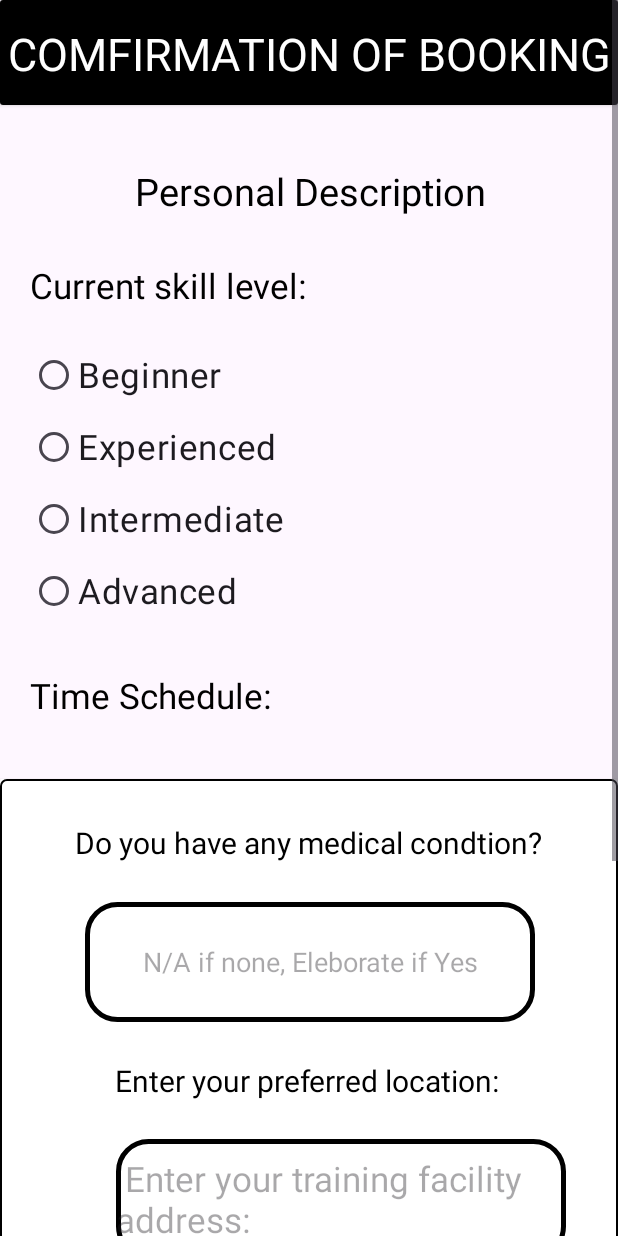
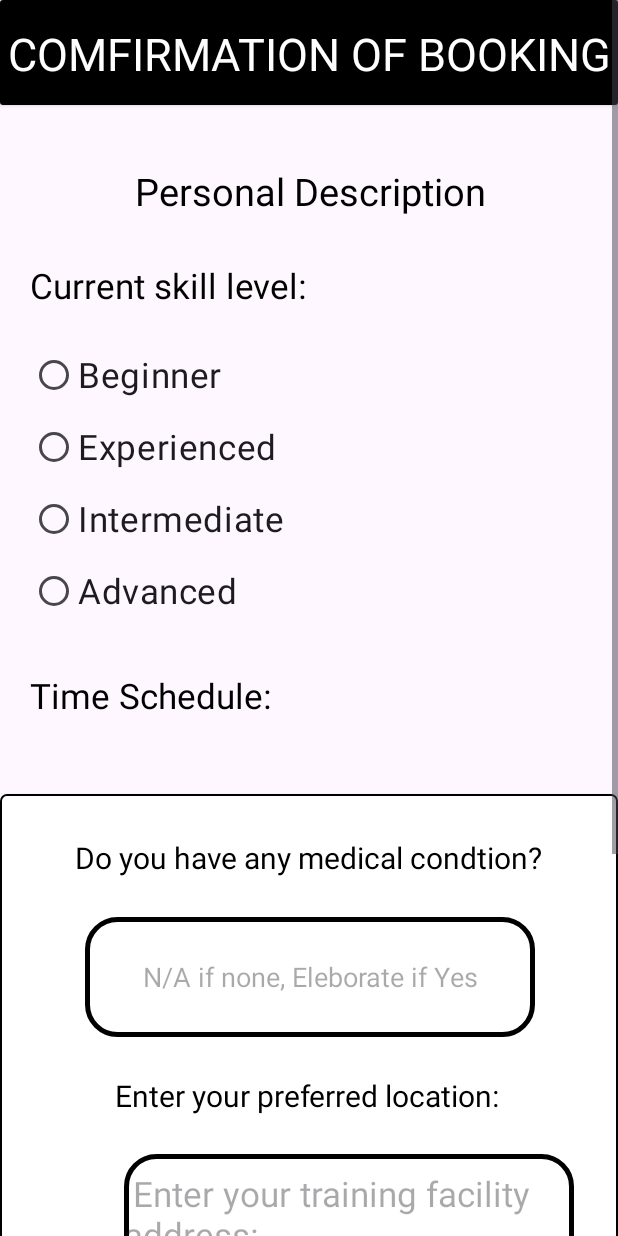
Before and after one commit to BradlyVinceGorgonio/EasyBook, an Android app: the fragment BookNowFragment shown on its own in the app's theme, on a phone screen of 412 x 824 dp. Run offline under Robolectric (Android 15) with nearby library versions, the phone set to English and light mode, and no system bars; our stand-ins replace Firebase (no records; nobody signed in at launch, a user with empty details on screens opened directly).

Commit message:
Easy Booking

```diff
--- a/app/src/main/res/layout/fragment_book_now.xml
+++ b/app/src/main/res/layout/fragment_book_now.xml
@@ -146,6 +146,7 @@
                         android:layout_width="wrap_content"
                         android:layout_height="wrap_content"
                         android:layout_marginLeft="20dp"
+                        android:layout_marginBottom="10dp"
                         android:orientation="vertical">
 
                         <RadioGroup
@@ -212,7 +213,7 @@
                             android:id="@+id/facilityadd"
                             android:layout_width="300dp"
                             android:layout_height="80dp"
-                            android:layout_marginLeft="-255dp"
+                            android:layout_marginLeft="-250dp"
                             android:layout_marginTop="240dp"
                             android:layout_marginBottom="20dp"
                             android:background="@drawable/custom_edittext"
@@ -302,7 +303,7 @@
                     android:id="@+id/confirmBook"
                     android:layout_width="158dp"
                     android:layout_height="73dp"
-                    android:layout_marginLeft="130dp"
+                    android:layout_marginLeft="140dp"
                     android:layout_marginTop="20dp"
                     android:backgroundTint="@color/black"
                     android:text="Confirm Booking"
```
